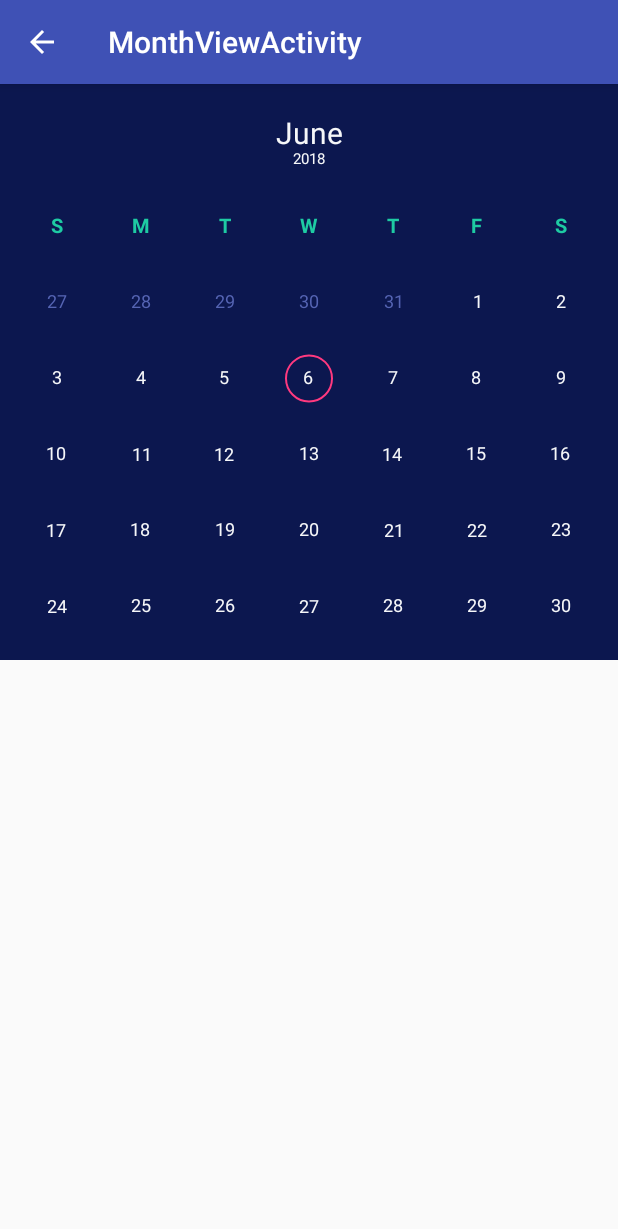
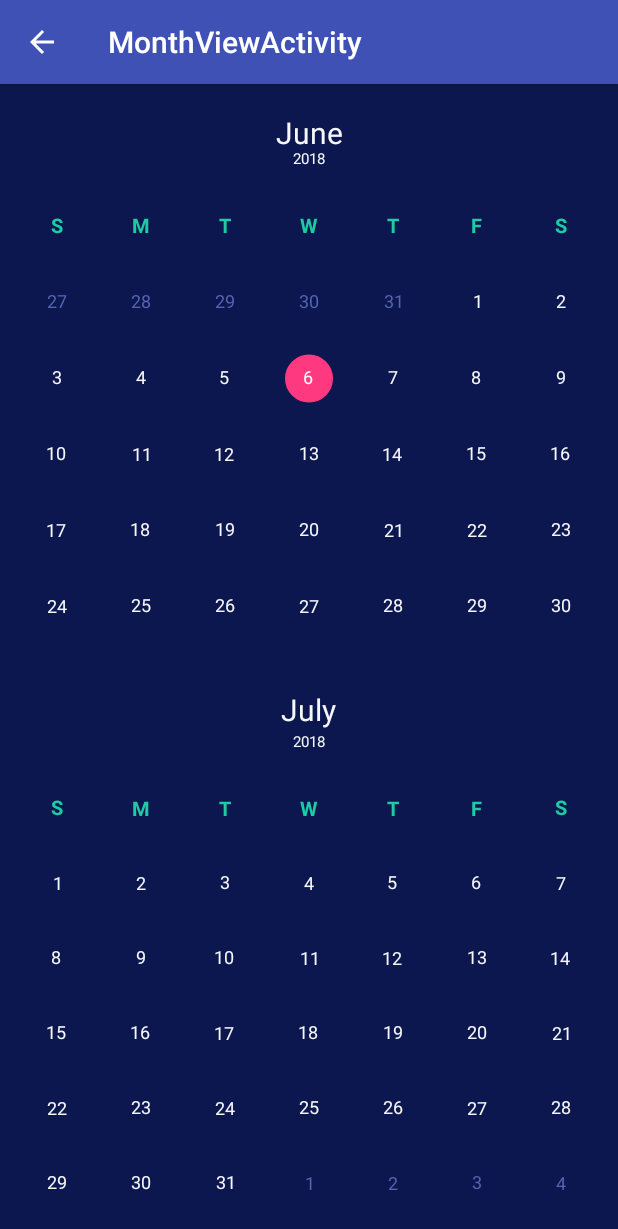
Before and after one commit to yveschiong/easy-calendar, an Android app: the MonthViewActivity screen opened directly, with no data from a screen before it, on a phone screen of 412 x 824 dp. Shown: the top 1229 px of the screen. Run offline under Robolectric (Android 15) with nearby library versions, the phone set to English and light mode, and no system bars.

Commit message:
Added selected day circle indicator to month view

```diff
--- a/easycalendar/src/main/java/com/yveschiong/easycalendar/models/CalendarRange.java
+++ b/easycalendar/src/main/java/com/yveschiong/easycalendar/models/CalendarRange.java
@@ -12,6 +12,10 @@ public class CalendarRange {
 
     public CalendarRange(@NonNull Calendar start, @NonNull Calendar end) {
         setRange(start, end);
+    }
+
+    public CalendarRange(CalendarRange range) {
+        this((Calendar) range.getStart().clone(), (Calendar) range.getEnd().clone());
     }
 
     public Pair<Calendar, Calendar> getRange() {
--- a/easycalendar/src/main/res/values/attrs.xml
+++ b/easycalendar/src/main/res/values/attrs.xml
@@ -27,6 +27,8 @@
         <attr name="todayCircleRadius" format="dimension"/>
         <attr name="todayCircleStrokeWidth" format="dimension"/>
         <attr name="todayCircleColor" format="color"/>
+        <attr name="selectedDayCircleRadius" format="dimension"/>
+        <attr name="selectedDayCircleColor" format="color"/>
         <attr name="debugLinesColor" format="color"/>
         <attr name="yearTextColor" format="color"/>
         <attr name="yearTextSize" format="dimension"/>
--- a/easycalendar/src/main/res/values/colors.xml
+++ b/easycalendar/src/main/res/values/colors.xml
@@ -9,6 +9,7 @@
 
     <color name="monthViewDefaultBackgroundColor">#0C174F</color>
     <color name="monthViewDefaultTodayCircleColor">#FF397F</color>
+    <color name="monthViewDefaultSelectedDayCircleColor">#FF397F</color>
     <color name="monthViewDefaultDebugLinesColor">#FFFFFF</color>
     <color name="monthViewDefaultYearTextColor">#F6F7F9</color>
     <color name="monthViewDefaultMonthTextColor">#F6F7F9</color>
--- a/easycalendar/src/main/res/values/dimens.xml
+++ b/easycalendar/src/main/res/values/dimens.xml
@@ -21,5 +21,6 @@
     <dimen name="monthViewDefaultHeaderPadding">15dp</dimen>
     <dimen name="monthViewDefaultTodayCircleRadius">15dp</dimen>
     <dimen name="monthViewDefaultTodayCircleStrokeWidth">1dp</dimen>
+    <dimen name="monthViewDefaultSelectedDayCircleRadius">15dp</dimen>
 
 </resources>
--- a/sample/src/main/java/com/yveschiong/easycalendar/sample/activities/MonthViewActivity.java
+++ b/sample/src/main/java/com/yveschiong/easycalendar/sample/activities/MonthViewActivity.java
@@ -1,13 +1,32 @@
 package com.yveschiong.easycalendar.sample.activities;
 
 import android.os.Bundle;
+import android.widget.Toast;
 
 import com.yveschiong.easycalendar.sample.R;
+import com.yveschiong.easycalendar.utils.CalendarUtils;
+import com.yveschiong.easycalendar.views.MonthView;
+
+import java.util.Calendar;
 
 public class MonthViewActivity extends BaseActivity {
     @Override
     protected void onCreate(Bundle savedInstanceState) {
         super.onCreate(savedInstanceState);
         setContentView(R.layout.activity_month_view);
+
+        MonthView firstMonthView = findViewById(R.id.firstMonthView);
+        firstMonthView.setOnSelectedDayListener(new MonthView.OnSelectedDayListener() {
+            @Override
+            public void onSelectedDay(Calendar day) {
+                Toast.makeText(MonthViewActivity.this, CalendarUtils.toSimpleString(day), Toast.LENGTH_SHORT).show();
+            }
+        });
+
+        MonthView secondMonthView = findViewById(R.id.secondMonthView);
+
+        Calendar calendar = secondMonthView.getMonth().getStart();
+        calendar.add(Calendar.MONTH, 1);
+        secondMonthView.setMonth(calendar);
     }
 }
--- a/sample/src/main/res/layout/activity_month_view.xml
+++ b/sample/src/main/res/layout/activity_month_view.xml
@@ -12,7 +12,7 @@
         app:layout_constraintGuide_percent="0.5" />
 
     <com.yveschiong.easycalendar.views.MonthView
-        android:id="@+id/monthView"
+        android:id="@+id/firstMonthView"
         android:layout_width="0dp"
         android:layout_height="0dp"
         android:padding="10dp"
@@ -21,4 +21,14 @@
         app:layout_constraintRight_toRightOf="parent"
         app:layout_constraintTop_toTopOf="parent" />
 
+    <com.yveschiong.easycalendar.views.MonthView
+        android:id="@+id/secondMonthView"
+        android:layout_width="0dp"
+        android:layout_height="0dp"
+        android:padding="10dp"
+        app:layout_constraintBottom_toBottomOf="parent"
+        app:layout_constraintLeft_toLeftOf="parent"
+        app:layout_constraintRight_toRightOf="parent"
+        app:layout_constraintTop_toBottomOf="@id/bottomGuideline" />
+
 </android.support.constraint.ConstraintLayout>
```
Also changed, not shown: easycalendar/src/main/java/com/yveschiong/easycalendar/utils/CalendarUtils.java (+11 -0 lines), easycalendar/src/main/java/com/yveschiong/easycalendar/utils/TouchEventUtils.java (added, +19 -0 lines), easycalendar/src/main/java/com/yveschiong/easycalendar/views/MonthView.java (+111 -3 lines).
